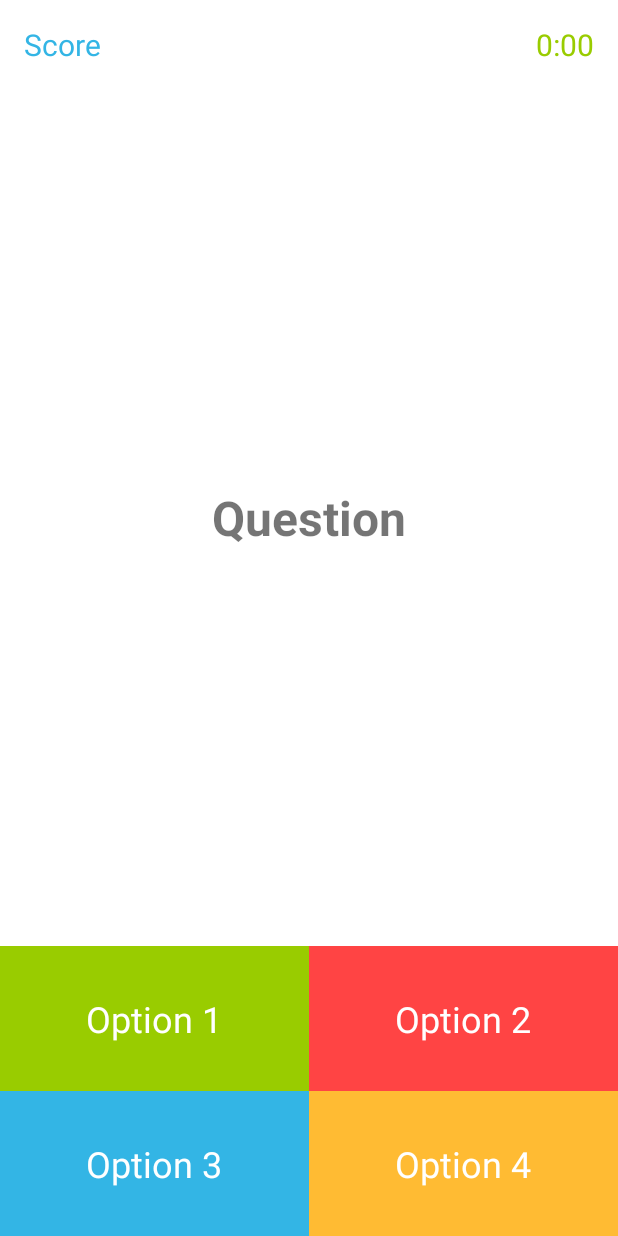
After one commit to DennisHartstock/BrainTrainer, an Android app: the layout activity_quiz.xml on its own in the app's theme, with its tools: preview values and no code run, on a phone screen of 412 x 824 dp. The commit adds this screen. Run offline under Robolectric (Android 15) with nearby library versions, the phone set to English and light mode, and no system bars.

Commit message:
add QuizActivity layout

```diff
--- a/app/src/main/AndroidManifest.xml
+++ b/app/src/main/AndroidManifest.xml
@@ -13,7 +13,7 @@
         android:theme="@style/Theme.BrainTrainer"
         tools:targetApi="31">
         <activity
-            android:name=".MainActivity"
+            android:name=".QuizActivity"
             android:exported="true">
             <intent-filter>
                 <action android:name="android.intent.action.MAIN" />
--- a/app/src/main/java/com/commcode/braintrainer/MainActivity.java
+++ b/app/src/main/java/com/commcode/braintrainer/QuizActivity.java
@@ -1,14 +1,14 @@
 package com.commcode.braintrainer;
+
+import android.os.Bundle;
 
 import androidx.appcompat.app.AppCompatActivity;
 
-import android.os.Bundle;
-
-public class MainActivity extends AppCompatActivity {
+public class QuizActivity extends AppCompatActivity {
 
     @Override
     protected void onCreate(Bundle savedInstanceState) {
         super.onCreate(savedInstanceState);
-        setContentView(R.layout.activity_main);
+        setContentView(R.layout.activity_quiz);
     }
 }
--- a/app/src/main/res/layout/activity_main.xml
+++ /dev/null
@@ -1,18 +0,0 @@
-<?xml version="1.0" encoding="utf-8"?>
-<androidx.constraintlayout.widget.ConstraintLayout xmlns:android="http://schemas.android.com/apk/res/android"
-    xmlns:app="http://schemas.android.com/apk/res-auto"
-    xmlns:tools="http://schemas.android.com/tools"
-    android:layout_width="match_parent"
-    android:layout_height="match_parent"
-    tools:context=".MainActivity">
-
-    <TextView
-        android:layout_width="wrap_content"
-        android:layout_height="wrap_content"
-        android:text="Hello World!"
-        app:layout_constraintBottom_toBottomOf="parent"
-        app:layout_constraintEnd_toEndOf="parent"
-        app:layout_constraintStart_toStartOf="parent"
-        app:layout_constraintTop_toTopOf="parent" />
-
-</androidx.constraintlayout.widget.ConstraintLayout>
--- /dev/null
+++ b/app/src/main/res/layout/activity_quiz.xml
@@ -0,0 +1,100 @@
+<?xml version="1.0" encoding="utf-8"?>
+<androidx.constraintlayout.widget.ConstraintLayout xmlns:android="http://schemas.android.com/apk/res/android"
+    xmlns:app="http://schemas.android.com/apk/res-auto"
+    xmlns:tools="http://schemas.android.com/tools"
+    android:layout_width="match_parent"
+    android:layout_height="match_parent"
+    tools:context=".QuizActivity">
+
+    <TextView
+        android:id="@+id/tvScore"
+        android:layout_width="wrap_content"
+        android:layout_height="wrap_content"
+        android:padding="16dp"
+        android:textColor="@android:color/holo_blue_light"
+        android:textSize="20sp"
+        app:layout_constraintStart_toStartOf="parent"
+        app:layout_constraintTop_toTopOf="parent"
+        tools:text="Score" />
+
+    <TextView
+        android:id="@+id/tvTimer"
+        android:layout_width="wrap_content"
+        android:layout_height="wrap_content"
+        android:padding="16dp"
+        android:textColor="@android:color/holo_green_light"
+        android:textSize="20sp"
+        app:layout_constraintEnd_toEndOf="parent"
+        app:layout_constraintTop_toTopOf="parent"
+        tools:text="0:00" />
+
+    <TextView
+        android:id="@+id/tvQuestion"
+        android:layout_width="match_parent"
+        android:layout_height="wrap_content"
+        android:gravity="center"
+        android:textSize="32sp"
+        android:textStyle="bold"
+        app:layout_constraintBottom_toTopOf="@id/tvOption1"
+        app:layout_constraintEnd_toEndOf="parent"
+        app:layout_constraintStart_toStartOf="parent"
+        app:layout_constraintTop_toBottomOf="@id/tvScore"
+        tools:text="Question" />
+
+    <TextView
+        android:id="@+id/tvOption1"
+        android:layout_width="0dp"
+        android:layout_height="wrap_content"
+        android:background="@android:color/holo_green_light"
+        android:gravity="center"
+        android:padding="32dp"
+        android:textColor="@color/white"
+        android:textSize="24sp"
+        app:layout_constraintBottom_toTopOf="@id/tvOption3"
+        app:layout_constraintEnd_toStartOf="@id/tvOption2"
+        app:layout_constraintStart_toStartOf="parent"
+        tools:text="Option 1" />
+
+    <TextView
+        android:id="@+id/tvOption2"
+        android:layout_width="0dp"
+        android:layout_height="wrap_content"
+        android:background="@android:color/holo_red_light"
+        android:gravity="center"
+        android:padding="32dp"
+        android:textColor="@color/white"
+        android:textSize="24sp"
+        app:layout_constraintBottom_toTopOf="@+id/tvOption4"
+        app:layout_constraintEnd_toEndOf="parent"
+        app:layout_constraintStart_toEndOf="@id/tvOption1"
+        tools:text="Option 2" />
+
+    <TextView
+        android:id="@+id/tvOption3"
+        android:layout_width="0dp"
+        android:layout_height="wrap_content"
+        android:background="@android:color/holo_blue_light"
+        android:gravity="center"
+        android:padding="32dp"
+        android:textColor="@color/white"
+        android:textSize="24sp"
+        app:layout_constraintBottom_toBottomOf="parent"
+        app:layout_constraintEnd_toStartOf="@id/tvOption4"
+        app:layout_constraintStart_toStartOf="parent"
+        tools:text="Option 3" />
+
+    <TextView
+        android:id="@+id/tvOption4"
+        android:layout_width="0dp"
+        android:layout_height="wrap_content"
+        android:background="@android:color/holo_orange_light"
+        android:gravity="center"
+        android:padding="32dp"
+        android:textColor="@color/white"
+        android:textSize="24sp"
+        app:layout_constraintBottom_toBottomOf="parent"
+        app:layout_constraintEnd_toEndOf="parent"
+        app:layout_constraintStart_toEndOf="@id/tvOption3"
+        tools:text="Option 4" />
+
+</androidx.constraintlayout.widget.ConstraintLayout>
```
